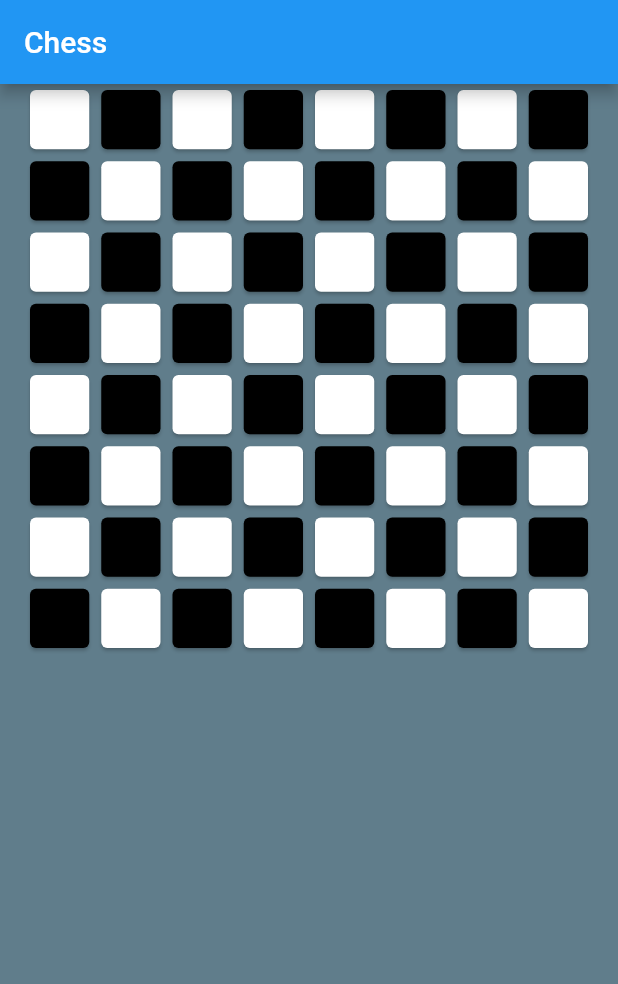
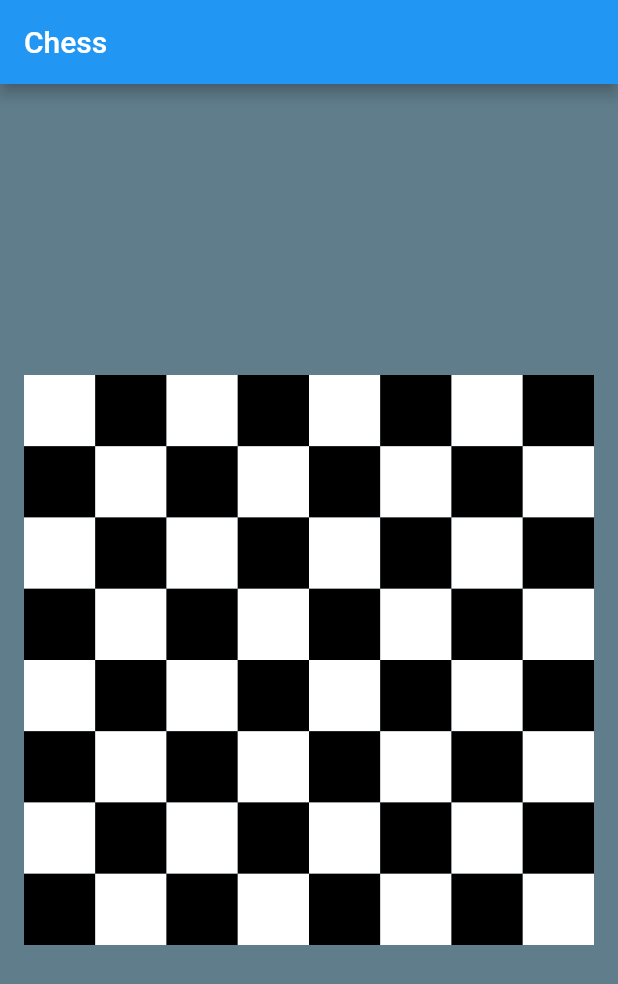
Before and after one commit to yennh1228/chess_game, a Flutter app: the screen it shows after launch, on a phone screen of 412 x 824 dp. Shown: the top 984 px of the screen. Run offline on Flutter 3.47's test engine with Material 2 defaults, Android fonts, the phone set to English and light mode, and no system bars.

```diff
--- a/lib/chess_page.dart
+++ b/lib/chess_page.dart
@@ -1,4 +1,3 @@
-import 'package:flutter/foundation.dart';
 import 'package:flutter/material.dart';
 
 class ChessGame extends StatefulWidget {
@@ -9,31 +8,30 @@ class ChessGame extends StatefulWidget {
 }
 
 class _ChessGameState extends State<ChessGame> {
-  int row = 8;
-  int totalNumOfSquare = 64;
-
   @override
   Widget build(BuildContext context) {
     return Scaffold(
       appBar: AppBar(
-        title: Text("Chess"),
+        title: const Text("Chess"),
       ),
       body: Container(
+        height: double.infinity,
         color: const Color(0xff607D8B),
-        padding: EdgeInsets.symmetric(horizontal: 16),
+        padding: const EdgeInsets.symmetric(horizontal: 16),
         alignment: Alignment.center,
         child: GridView.builder(
+            shrinkWrap: true,
             itemCount: 64,
             gridDelegate: const SliverGridDelegateWithFixedCrossAxisCount(
               crossAxisCount: 8,
             ),
             itemBuilder: (BuildContext context, int index) {
               if ((index + index ~/ 8) % 2 == 0) {
-                return const Card(
+                return Container(
                   color: Colors.white,
                 );
               } else {
-                return const Card(
+                return Container(
                   color: Colors.black,
                 );
               }
--- a/lib/main.dart
+++ b/lib/main.dart
@@ -12,10 +12,6 @@ class MyApp extends StatelessWidget {
   @override
   Widget build(BuildContext context) {
     return MaterialApp(
-      title: 'Flutter Demo',
-      theme: ThemeData(
-        primarySwatch: Colors.blue,
-      ),
       home: ChessGame(),
     );
   }
```
